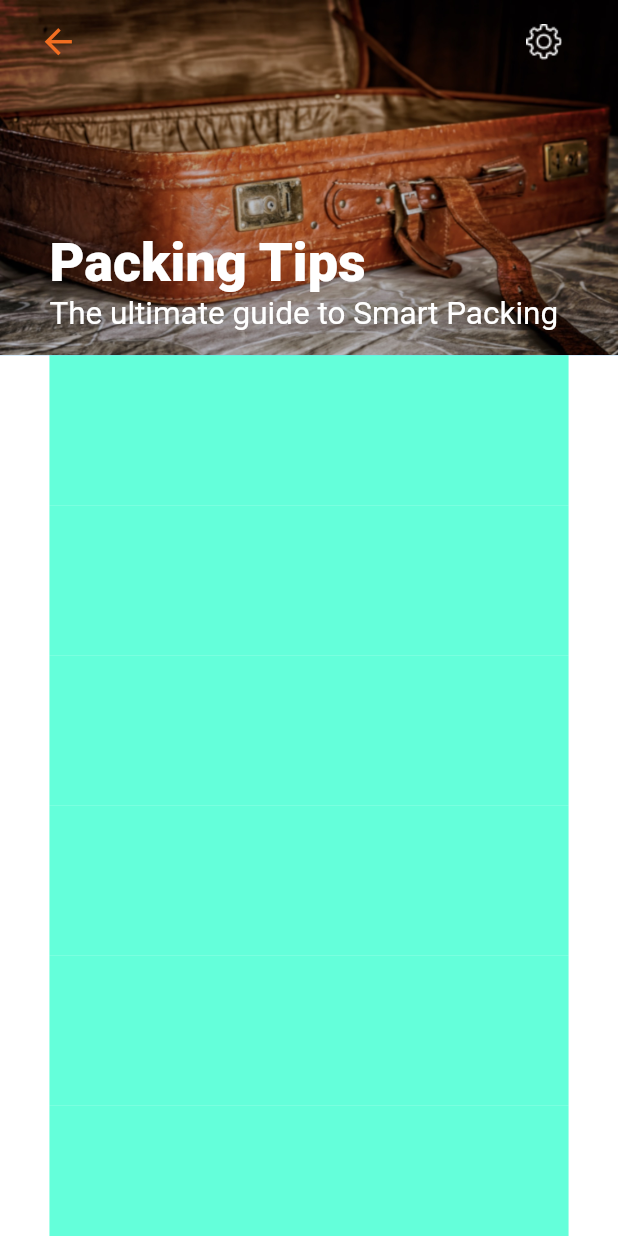
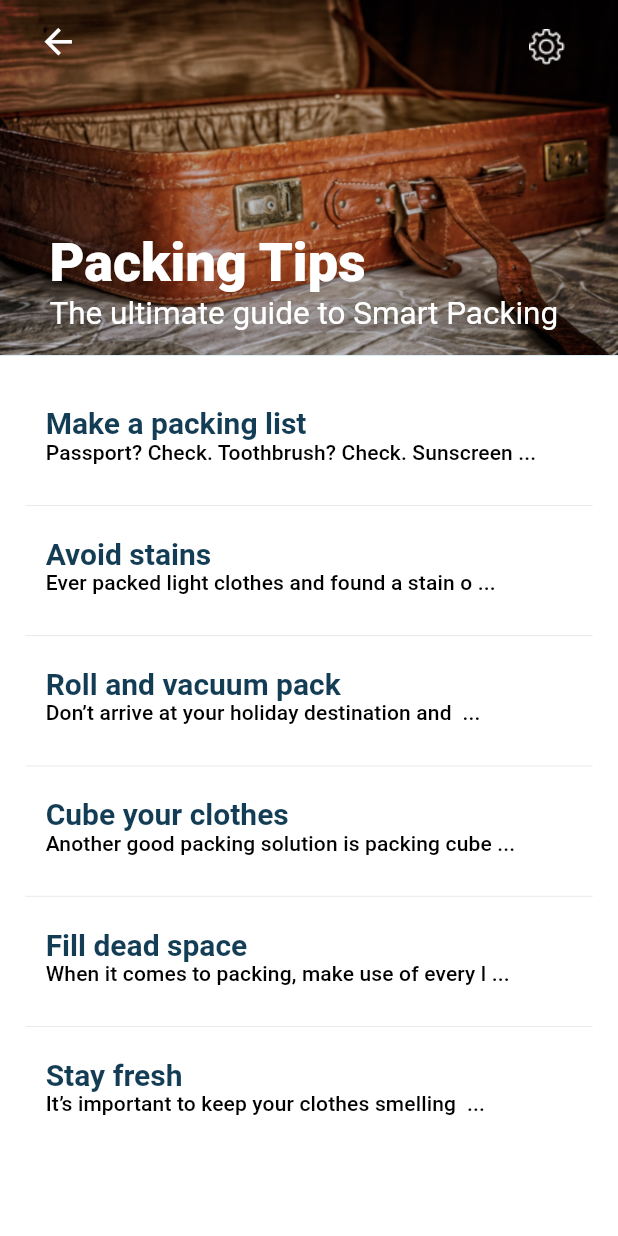
Before and after one commit to MoonChel/packie, a Flutter app: the PackingTipsPage screen opened by its route, on a phone screen of 412 x 824 dp. Run offline on Flutter 3.47's test engine with Material 2 defaults, Android fonts, the phone set to English and light mode, and no system bars; our stand-ins replace flutter_screenutil; missing offline and left inert: flutter_statusbarcolor.

Commit message:
add PackingTipsPage

```diff
--- a/lib/components/CheckLists.dart
+++ b/lib/components/CheckLists.dart
@@ -17,18 +17,7 @@ class CheckLists extends StatelessWidget {
       padding: EdgeInsets.zero,
       itemCount: 8,
       separatorBuilder: (BuildContext context, int index) {
-        return Padding(
-          padding: EdgeInsets.only(
-            top: su.setHeight(120),
-            bottom: su.setHeight(80),
-            left: su.setHeight(50),
-            right: su.setHeight(50),
-          ),
-          child: Container(
-            height: 0.5,
-            color: Constants.dividerColor,
-          ),
-        );
+        return MyDivider();
       },
       itemBuilder: (BuildContext context, int index) {
         return Padding(
--- a/lib/components/MyBackButton.dart
+++ b/lib/components/MyBackButton.dart
@@ -8,10 +8,12 @@ class MyBackButton extends StatelessWidget {
   MyBackButton({
     Key key,
     this.topPadding = Constants.bodyPadding,
+    this.color = Constants.orange,
   }) : super(key: key);
 
   final su = ScreenUtil.getInstance();
   final double topPadding;
+  final Color color;
 
   @override
   Widget build(BuildContext context) {
@@ -34,7 +36,7 @@ class MyBackButton extends StatelessWidget {
         child: Icon(
           icon,
           size: su.setHeight(80),
-          color: Constants.orange,
+          color: color,
         ),
       ),
     );
--- /dev/null
+++ b/lib/components/MyDivider.dart
@@ -0,0 +1,33 @@
+import 'package:flutter/material.dart';
+
+import 'package:flutter_screenutil/flutter_screenutil.dart';
+
+import 'package:packie/constants.dart';
+
+class MyDivider extends StatelessWidget {
+  MyDivider({
+    Key key,
+    this.paddingTop = 120,
+    this.paddingBottom = 80,
+  }) : super(key: key);
+
+  final su = ScreenUtil.getInstance();
+  final double paddingTop;
+  final double paddingBottom;
+
+  @override
+  Widget build(BuildContext context) {
+    return Padding(
+      padding: EdgeInsets.only(
+        top: su.setHeight(paddingTop),
+        bottom: su.setHeight(paddingBottom),
+        left: su.setHeight(50),
+        right: su.setHeight(50),
+      ),
+      child: Container(
+        height: 0.5,
+        color: Constants.dividerColor,
+      ),
+    );
+  }
+}
--- a/lib/components/_all.dart
+++ b/lib/components/_all.dart
@@ -8,3 +8,4 @@ export './CornerButton.dart';
 export './MyBackButton.dart';
 export './CloseBottomSheetButton.dart';
 export './MyRaisedButton.dart';
+export './MyDivider.dart';
--- /dev/null
+++ b/lib/dummy_data.dart
@@ -0,0 +1,34 @@
+import './models.dart';
+
+const tips = [
+  PackingTip(
+    title: "Make a packing list",
+    description:
+        "Passport? Check. Toothbrush? Check. Sunscreen? Doh! For peace of mind that you’ve got the essentials covered.",
+  ),
+  PackingTip(
+    title: "Avoid stains",
+    description:
+        "Ever packed light clothes and found a stain on them when you arrived? Never have this problem again. Firstly you should always make sure your light coloured clothes are packed inside out, and secondly, hold on to hotel disposable shower caps and use them to cover the base of your shoes.",
+  ),
+  PackingTip(
+    title: "Roll and vacuum pack",
+    description:
+        "Don’t arrive at your holiday destination and be faced with a pile of ironing. To save space and stop creasing, roll your clothes instead of folding them, then place them in vacuum compression bags. To use these bags, put your clothes in, seal the bag, then squeeze the air out. This will leave you with lots more space in your suitcase and will prevent creases.",
+  ),
+  PackingTip(
+    title: "Cube your clothes",
+    description:
+        "Another good packing solution is packing cubes – these help separate your items and find things more quickly once you get there.",
+  ),
+  PackingTip(
+    title: "Fill dead space",
+    description:
+        "When it comes to packing, make use of every little inch of suitcase space that you can. Roll tops, underwear, socks, and other small items and stuff them into your shoes to make sure every possible space is filled.",
+  ),
+  PackingTip(
+    title: "Stay fresh",
+    description:
+        "It’s important to keep your clothes smelling fresh, especially if you’re on a long trip. By taking a small bag of potpourri, fabric conditioner sheets, or scented drawer liners, you’ll keep your clothes smelling sweet throughout the trip.",
+  ),
+];
--- /dev/null
+++ b/lib/models.dart
@@ -0,0 +1,6 @@
+class PackingTip {
+  const PackingTip({this.title, this.description});
+
+  final String title;
+  final String description;
+}
--- a/lib/pages/PackingTipsPage.dart
+++ b/lib/pages/PackingTipsPage.dart
@@ -5,7 +5,10 @@ import 'package:flutter_screenutil/flutter_screenutil.dart';
 import 'package:packie/components/_all.dart';
 
 import 'package:packie/constants.dart';
+import 'package:packie/models.dart';
 import 'package:packie/pages/_all.dart';
+
+import 'package:packie/dummy_data.dart';
 
 class PackingTipsPage extends StatelessWidget {
   static const routeName = '/PackingTipsPage';
@@ -14,20 +17,104 @@ class PackingTipsPage extends StatelessWidget {
 
   @override
   Widget build(BuildContext context) {
+    return Scaffold(
+      body: CustomScrollView(
+        slivers: <Widget>[
+          buildSliverAppBar(context),
+          SliverList(
+            delegate: SliverChildListDelegate(
+              tips
+                  .asMap()
+                  .map(
+                    (index, packingTip) => MapEntry(
+                      index,
+                      buildPackingTipListItem(
+                        index,
+                        packingTip,
+                        context,
+                      ),
+                    ),
+                  )
+                  .values
+                  .toList(),
+            ),
+          ),
+        ],
+      ),
+    );
+  }
+
+  Widget buildPackingTipListItem(
+    int index,
+    PackingTip packingTip,
+    BuildContext context,
+  ) {
+    final textTheme = Theme.of(context).textTheme;
+
+    return GestureDetector(
+      onTap: () {
+        showDialog(
+          context: context,
+          builder: (BuildContext context) {
+            return AlertDialog(
+              shape: RoundedRectangleBorder(
+                borderRadius: BorderRadius.all(
+                  Radius.circular(30),
+                ),
+              ),
+              title: Text(packingTip.title),
+              content: Text(packingTip.description),
+            );
+          },
+        );
+      },
+      child: Column(
+        crossAxisAlignment: CrossAxisAlignment.start,
+        children: [
+          index != 0
+              ? MyDivider(paddingTop: 80, paddingBottom: 60)
+              : SizedBox(height: su.setHeight(100)),
+          Padding(
+            padding: EdgeInsets.symmetric(
+              horizontal: su.setHeight(Constants.bodyPadding),
+            ),
+            child: RichText(
+              text: TextSpan(
+                children: [
+                  TextSpan(text: packingTip.title, style: textTheme.title),
+                  TextSpan(text: "\n"),
+                  TextSpan(
+                    text: packingTip.description.substring(0, 45) + ' ...',
+                    style: textTheme.subtitle,
+                  ),
+                ],
+              ),
+            ),
+          ),
+        ],
+      ),
+    );
+  }
+
+  SliverAppBar buildSliverAppBar(BuildContext context) {
     final textTheme = Theme.of(context).textTheme;
     final expHeight = su.setHeight(700);
 
-    return Scaffold(
-      body: CustomScrollView(
-        slivers: <Widget>[
-          SliverAppBar(
+    return SliverAppBar(
+      backgroundColor: Constants.blue,
       automaticallyImplyLeading: false,
       title: Row(
         mainAxisAlignment: MainAxisAlignment.spaceBetween,
         children: <Widget>[
-                MyBackButton(topPadding: 0.0),
+          MyBackButton(
+            topPadding: 0.0,
+            color: Colors.white,
+          ),
           Padding(
-                  padding: EdgeInsets.only(right: su.setHeight(15)),
+            padding: EdgeInsets.only(
+              top: su.setHeight(20),
+              right: su.setHeight(10),
+            ),
             child: FlatButton(
               child: Image.asset('assets/images/settings_white.png'),
               onPressed: () {
@@ -74,32 +161,10 @@ class PackingTipsPage extends StatelessWidget {
       ),
       expandedHeight: expHeight,
       bottom: PreferredSize(
-              preferredSize: Size(0, su.setHeight(250.0)),
+        preferredSize: Size(0, su.setHeight(200.0)),
         child: Container(),
       ),
       pinned: true,
-          ),
-          SliverPadding(
-            padding: EdgeInsets.symmetric(
-              horizontal: su.setWidth(Constants.bodyPadding),
-            ),
-            sliver: SliverList(
-              delegate: SliverChildListDelegate(
-                [
-                  Container(height: 100, color: Colors.tealAccent),
-                  Container(height: 100, color: Colors.tealAccent),
-                  Container(height: 100, color: Colors.tealAccent),
-                  Container(height: 100, color: Colors.tealAccent),
-                  Container(height: 100, color: Colors.tealAccent),
-                  Container(height: 100, color: Colors.tealAccent),
-                  Container(height: 100, color: Colors.tealAccent),
-                  Container(height: 100, color: Colors.tealAccent),
-                ],
-              ),
-            ),
-          ),
-        ],
-      ),
     );
   }
 }
```
Lines whose indentation alone changed are shown as unchanged.
